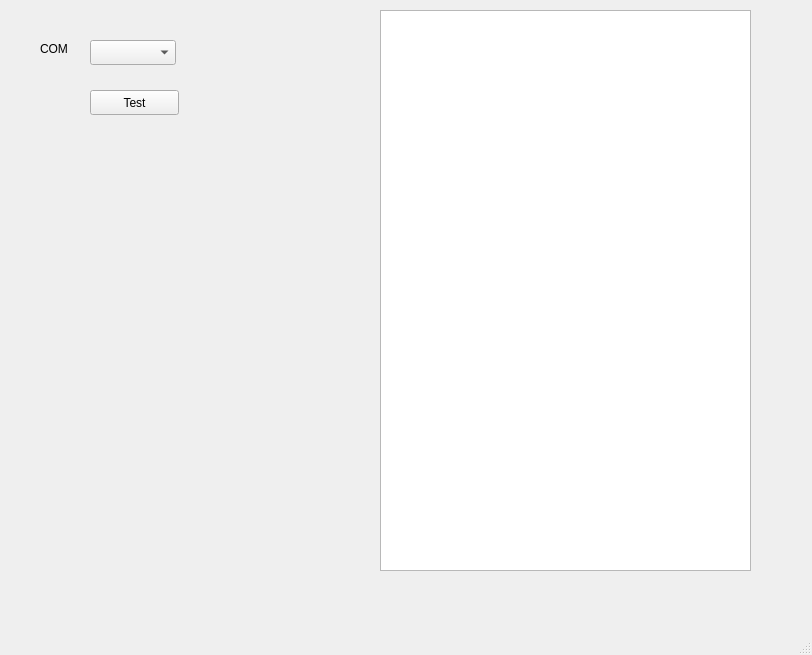
The window that mainwindow.ui (hellodong/linkwanGT) describes before a commit, drawn with Qt 5.
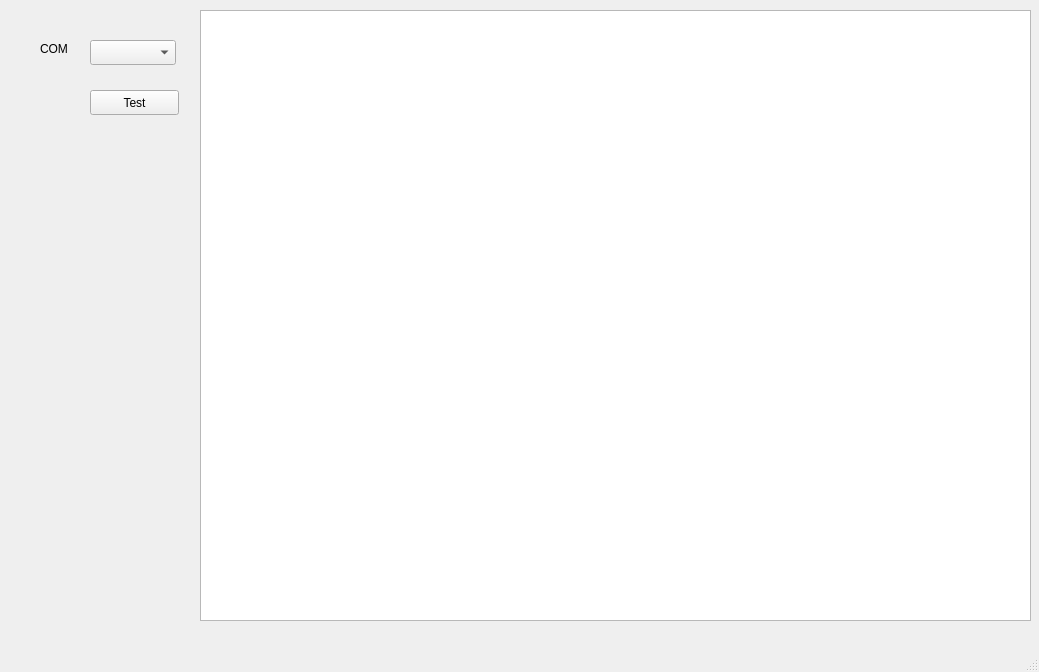
The same window after the commit.

Commit message: test(): can receive serial port message and diaplay

The edit to the form file:
```diff
--- a/mainwindow.ui
+++ b/mainwindow.ui
@@ -6,8 +6,8 @@
    <rect>
     <x>0</x>
     <y>0</y>
-    <width>812</width>
-    <height>655</height>
+    <width>1039</width>
+    <height>672</height>
    </rect>
   </property>
   <property name="windowTitle">
@@ -17,10 +17,10 @@
    <widget class="QTextBrowser" name="textBrowser">
     <property name="geometry">
      <rect>
-      <x>380</x>
+      <x>200</x>
       <y>10</y>
-      <width>371</width>
-      <height>561</height>
+      <width>831</width>
+      <height>611</height>
      </rect>
     </property>
    </widget>
```
Left out of the diff: 2 changed lines with no effect on the pictures. The commit also changes 2 other files.
